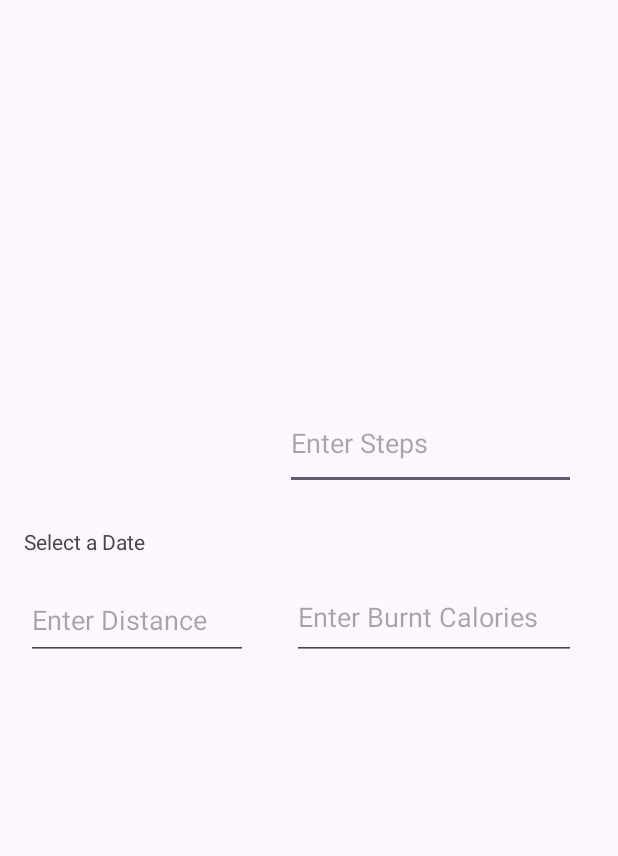
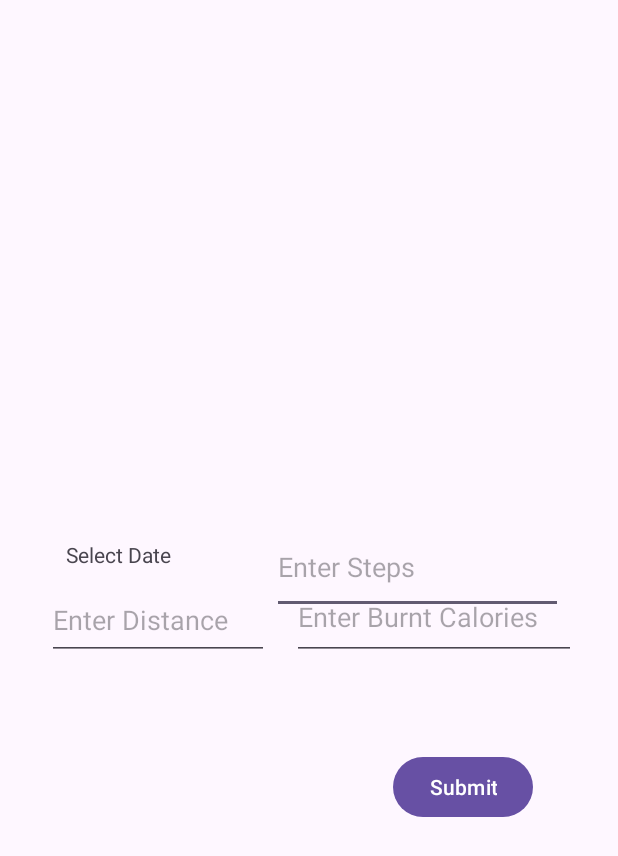
Before and after one commit to CanWrobel/FitnessTrackerApp, an Android app: the layout sample_input.xml on its own in the app's theme, with its tools: preview values and no code run, on a phone screen of 412 x 824 dp. Shown: the top 856 px of the screen. Run offline under Robolectric (Android 15) with nearby library versions, the phone set to English and light mode, and no system bars.

Commit message:
finished sample input & display components

```diff
--- a/app/src/main/AndroidManifest.xml
+++ b/app/src/main/AndroidManifest.xml
@@ -13,7 +13,7 @@
         android:theme="@style/Theme.AndroidJava"
         tools:targetApi="31">
         <activity
-            android:name=".MainActivity"
+            android:name=".sampleViews.InputActivity"
             android:exported="true"
             android:label="@string/app_name"
             android:theme="@style/Theme.AndroidJava">
@@ -23,6 +23,8 @@
                 <category android:name="android.intent.category.LAUNCHER" />
             </intent-filter>
         </activity>
+
+        <activity android:name=".sampleViews.DisplayActivity"/>
     </application>
 
 </manifest>
--- a/app/src/main/java/sampleViews/DisplayActivity.java
+++ /dev/null
@@ -1,4 +0,0 @@
-package sampleViews;
-
-public class DisplayActivity {
-}
--- a/app/src/main/res/layout/sample_input.xml
+++ b/app/src/main/res/layout/sample_input.xml
@@ -7,28 +7,26 @@
 
     <TextView
         android:id="@+id/tvSelectedDate"
-        android:layout_width="149dp"
-        android:layout_height="61dp"
-        android:layout_marginStart="16dp"
-        android:layout_marginTop="352dp"
-        android:text="Select a Date"
-        app:layout_constraintBottom_toTopOf="@+id/etDistance"
+        android:layout_width="100dp"
+        android:layout_height="36dp"
+        android:layout_marginStart="44dp"
+        android:text="Select Date"
+        app:layout_constraintBottom_toBottomOf="parent"
         app:layout_constraintStart_toStartOf="parent"
         app:layout_constraintTop_toTopOf="parent"
-        app:layout_constraintVertical_bias="0.048" />
+        app:layout_constraintVertical_bias="0.457" />
 
     <EditText
         android:id="@+id/etSteps"
         android:layout_width="194dp"
         android:layout_height="62dp"
-        android:layout_marginEnd="16dp"
-        android:layout_marginBottom="56dp"
         android:hint="Enter Steps"
         android:inputType="number"
-        app:layout_constraintBottom_toTopOf="@+id/etBurntCalories"
+        app:layout_constraintBottom_toBottomOf="parent"
         app:layout_constraintEnd_toEndOf="parent"
-        app:layout_constraintHorizontal_bias="0.666"
-        app:layout_constraintStart_toEndOf="@+id/tvSelectedDate" />
+        app:layout_constraintStart_toEndOf="@+id/tvSelectedDate"
+        app:layout_constraintTop_toTopOf="parent"
+        app:layout_constraintVertical_bias="0.456" />
 
     <EditText
         android:id="@+id/etDistance"
@@ -39,7 +37,7 @@
         android:inputType="numberDecimal"
         app:layout_constraintBottom_toBottomOf="parent"
         app:layout_constraintEnd_toStartOf="@+id/etBurntCalories"
-        app:layout_constraintHorizontal_bias="0.369"
+        app:layout_constraintHorizontal_bias="0.673"
         app:layout_constraintStart_toStartOf="parent" />
 
     <EditText
@@ -53,4 +51,17 @@
         app:layout_constraintBottom_toBottomOf="parent"
         app:layout_constraintEnd_toEndOf="parent" />
 
+    <Button
+        android:id="@+id/btnSubmit"
+        android:layout_width="wrap_content"
+        android:layout_height="wrap_content"
+        android:layout_marginTop="40dp"
+        android:text="Submit"
+        app:layout_constraintBottom_toBottomOf="parent"
+        app:layout_constraintEnd_toEndOf="parent"
+        app:layout_constraintHorizontal_bias="0.823"
+        app:layout_constraintStart_toStartOf="parent"
+        app:layout_constraintTop_toBottomOf="@+id/etBurntCalories"
+        app:layout_constraintVertical_bias="0.07" />
+
 </androidx.constraintlayout.widget.ConstraintLayout>
--- a/gradle.properties
+++ b/gradle.properties
@@ -15,6 +15,7 @@ org.gradle.jvmargs=-Xmx2048m -Dfile.encoding=UTF-8
 # Android operating system, and which are packaged with your app's APK
 # https://developer.android.com/topic/libraries/support-library/androidx-rn
 android.useAndroidX=true
+android.enableJetifier=true
 # Enables namespacing of each library's R class so that its R class includes only the
 # resources declared in the library itself and none from the library's dependencies,
 # thereby reducing the size of the R class for that library
```
Also changed, not shown: app/build.gradle (+7 -0 lines), app/src/main/java/com/example/androidjava/sampleModel/AppDatabase.java (added, +10 -0 lines), app/src/main/java/com/example/androidjava/sampleModel/DayData.java (added, +60 -0 lines), app/src/main/java/com/example/androidjava/sampleModel/DayDataDao.java (added, +16 -0 lines), app/src/main/java/com/example/androidjava/sampleViewModel/DayDataRepo.java (added, +32 -0 lines), app/src/main/java/com/example/androidjava/sampleViewModel/DayDataViewModel.java (added, +29 -0 lines), app/src/main/java/com/example/androidjava/sampleViewModel/DayDataViewModelFactory.java (added, +22 -0 lines), app/src/main/java/com/example/androidjava/sampleViews/DisplayActivity.java (added, +67 -0 lines), app/src/main/java/com/example/androidjava/sampleViews/InputActivity.java (added, +82 -0 lines), app/src/main/java/sampleViews/InputActivity.java (deleted, +0 -46 lines), app/src/main/res/layout/sample_display.xml (added, +68 -0 lines).
